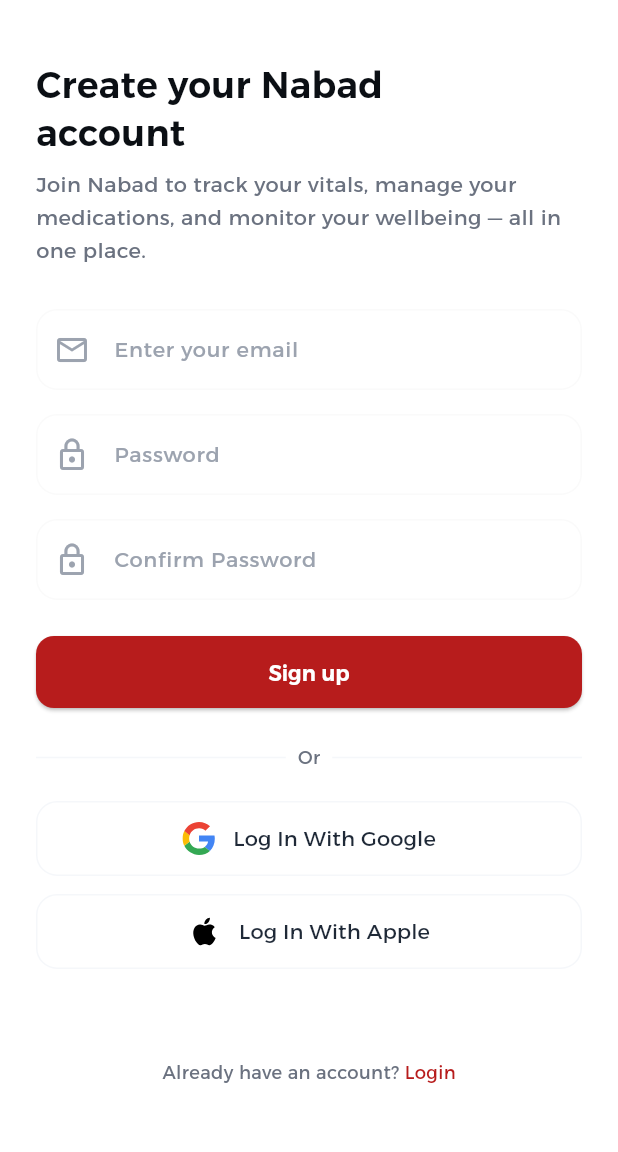
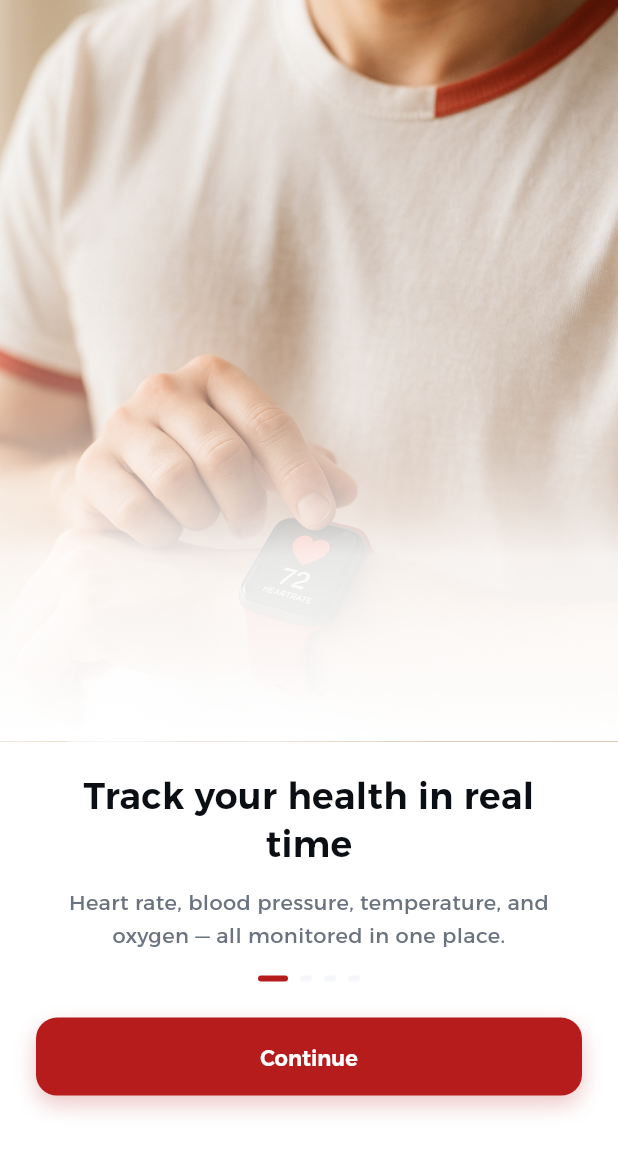
Before and after one commit to karrimJ/Nabad, a Flutter app: the screen it shows after launch, on a phone screen of 412 x 824 dp. Shown: the top 1152 px of the screen. Run offline on Flutter 3.47's test engine with Material 3 defaults, Android fonts, the phone set to English and light mode, and no system bars; our stand-ins replace flutter_svg.

Commit message:
feat: add onboarding screens with gradient, carousel and components

```diff
--- a/mobile/lib/features/auth/presentation/components/auth_button.dart
+++ b/mobile/lib/features/auth/presentation/components/auth_button.dart
@@ -1,6 +1,6 @@
 import 'package:flutter/material.dart';
-import '../../../../../theme/app_colors.dart';
-import '../../../../../theme/app_typography.dart';
+import 'package:mobile/theme/app_colors.dart';
+import 'package:mobile/theme/app_typography.dart';
 
 class AuthButton extends StatelessWidget {
   final String text;
@@ -14,10 +14,29 @@
 
   @override
   Widget build(BuildContext context) {
-    return SizedBox(
+    return Container(
       width: double.infinity,
+      decoration: BoxDecoration(
+        borderRadius: BorderRadius.circular(14),
+        boxShadow: [
+          BoxShadow(
+            color: VitalRed.vitalRed500.withOpacity(0.25),
+            blurRadius: 12,
+            offset: const Offset(0, 6),
+          ),
+        ],
+      ),
       child: ElevatedButton(
         onPressed: onPressed,
+        style: ElevatedButton.styleFrom(
+          backgroundColor: VitalRed.vitalRed500,
+          foregroundColor: Colors.white,
+          elevation: 0,
+          padding: const EdgeInsets.symmetric(vertical: 16),
+          shape: RoundedRectangleBorder(
+            borderRadius: BorderRadius.circular(14),
+          ),
+        ),
         child: Text(
           text,
           style: AppTypography.buttonText.copyWith(color: Colors.white),
--- /dev/null
+++ b/mobile/lib/features/onboarding/presentation/components/onboarding_content.dart
@@ -0,0 +1,84 @@
+import 'package:flutter/material.dart';
+import 'package:mobile/theme/app_colors.dart';
+import 'package:mobile/theme/app_typography.dart';
+import '../../../auth/presentation/components/auth_button.dart';
+
+class OnboardingContent extends StatelessWidget {
+  final String title;
+  final String subtitle;
+  final String buttonText;
+  final VoidCallback onPressed;
+  final int currentIndex;
+
+  const OnboardingContent({
+    super.key,
+    required this.title,
+    required this.subtitle,
+    required this.buttonText,
+    required this.onPressed,
+    required this.currentIndex,
+  });
+
+  @override
+  Widget build(BuildContext context) {
+    return Padding(
+      padding: const EdgeInsets.symmetric(horizontal: 24),
+      child: Column(
+        children: [
+          const SizedBox(height: 20),
+
+          /// TITLE
+          Text(
+            title,
+            textAlign: TextAlign.center,
+            style: AppTypography.headingLarge.copyWith(
+              color: Neutral.neutral900,
+            ),
+          ),
+
+          const SizedBox(height: 12),
+
+          /// SUBTITLE
+          Text(
+            subtitle,
+            textAlign: TextAlign.center,
+            style: AppTypography.bodyMedium.copyWith(
+              color: Neutral.neutral600,
+            ),
+          ),
+
+          const SizedBox(height: 16),
+
+          /// DOTS
+          Row(
+            mainAxisAlignment: MainAxisAlignment.center,
+            children: List.generate(4, (index) {
+              return AnimatedContainer(
+                duration: const Duration(milliseconds: 300),
+                margin: const EdgeInsets.symmetric(horizontal: 4),
+                height: 4,
+                width: currentIndex == index ? 20 : 8,
+                decoration: BoxDecoration(
+                  color: currentIndex == index
+                      ? VitalRed.vitalRed500
+                      : Neutral.neutral300,
+                  borderRadius: BorderRadius.circular(10),
+                ),
+              );
+            }),
+          ),
+
+          const SizedBox(height: 24),
+
+          /// BUTTON (CLOSE TO TEXT)
+          AuthButton(
+            text: buttonText,
+            onPressed: onPressed,
+          ),
+
+          const SizedBox(height: 16),
+        ],
+      ),
+    );
+  }
+}
--- /dev/null
+++ b/mobile/lib/features/onboarding/presentation/components/onboarding_page.dart
@@ -0,0 +1,59 @@
+import 'package:flutter/material.dart';
+import 'package:mobile/theme/app_colors.dart';
+
+class OnboardingPage extends StatelessWidget {
+  final String image;
+  final Widget content;
+
+  const OnboardingPage({
+    super.key,
+    required this.image,
+    required this.content,
+  });
+
+  @override
+  Widget build(BuildContext context) {
+    return Column(
+      children: [
+        /// IMAGE + GRADIENT
+        Expanded(
+          flex: 6,
+          child: Stack(
+            children: [
+              Positioned.fill(
+                child: Image.asset(
+                  image,
+                  fit: BoxFit.cover,
+                ),
+              ),
+
+              /// ✅ SOFT BOTTOM GRADIENT (LIKE FIGMA)
+              Positioned.fill(
+                child: Container(
+                  decoration: BoxDecoration(
+                    gradient: LinearGradient(
+                      begin: Alignment.bottomCenter,
+                      end: Alignment.topCenter,
+                      colors: [
+                        Neutral.neutral100,
+                        Neutral.neutral100.withOpacity(0.9),
+                        Neutral.neutral100.withOpacity(0.0),
+                      ],
+                      stops: const [0.0, 0.25, 0.6],
+                    ),
+                  ),
+                ),
+              ),
+            ],
+          ),
+        ),
+
+        /// CONTENT
+        Expanded(
+          flex: 4,
+          child: content,
+        ),
+      ],
+    );
+  }
+}
--- /dev/null
+++ b/mobile/lib/features/onboarding/presentation/screens/onboarding_screen.dart
@@ -0,0 +1,94 @@
+import 'package:flutter/material.dart';
+import '../components/onboarding_page.dart';
+import '../components/onboarding_content.dart';
+
+class OnboardingScreen extends StatefulWidget {
+  const OnboardingScreen({super.key});
+
+  @override
+  State<OnboardingScreen> createState() => _OnboardingScreenState();
+}
+
+class _OnboardingScreenState extends State<OnboardingScreen> {
+  final PageController controller = PageController();
+  int currentIndex = 0;
+
+  void nextPage() {
+    if (currentIndex < 3) {
+      controller.nextPage(
+        duration: const Duration(milliseconds: 300),
+        curve: Curves.easeInOut,
+      );
+    } else {
+      // TODO: Navigate to Login
+    }
+  }
+
+  @override
+  Widget build(BuildContext context) {
+    return Scaffold(
+      body: PageView(
+        controller: controller,
+        onPageChanged: (index) {
+          setState(() {
+            currentIndex = index;
+          });
+        },
+        children: [
+
+          /// PAGE 1
+          OnboardingPage(
+            image: "assets/images/onboarding1.png",
+            content: OnboardingContent(
+              title: "Track your health in real time",
+              subtitle:
+                  "Heart rate, blood pressure, temperature, and oxygen — all monitored in one place.",
+              buttonText: "Continue",
+              onPressed: nextPage,
+              currentIndex: currentIndex,
+            ),
+          ),
+
+          /// PAGE 2
+          OnboardingPage(
+            image: "assets/images/onboarding2.png",
+            content: OnboardingContent(
+              title: "Never miss a dose again",
+              subtitle:
+                  "Set smart reminders and track your treatment progress easily.",
+              buttonText: "Continue",
+              onPressed: nextPage,
+              currentIndex: currentIndex,
+            ),
+          ),
+
+          /// PAGE 3
+          OnboardingPage(
+            image: "assets/images/onboarding3.png",
+            content: OnboardingContent(
+              title: "See your health progress",
+              subtitle:
+                  "Visualize your daily and weekly improvements with smart insights.",
+              buttonText: "Continue",
+              onPressed: nextPage,
+              currentIndex: currentIndex,
+            ),
+          ),
+
+          /// PAGE 4
+          OnboardingPage(
+            image: "assets/images/onboarding4.png",
+            content: OnboardingContent(
+              title: "Your wellbeing in one touch",
+              subtitle:
+                  "Nabad helps you stay connected to your health, every heartbeat of the way.",
+              buttonText: "Get Started",
+              onPressed: nextPage,
+              currentIndex: currentIndex,
+            ),
+          ),
+        ],
+      ),
+    );
+  }
+}
--- a/mobile/lib/main.dart
+++ b/mobile/lib/main.dart
@@ -1,8 +1,6 @@
 import 'package:flutter/material.dart';
+import 'features/onboarding/presentation/screens/onboarding_screen.dart';
 import 'theme/app_theme.dart';
-import 'features/auth/presentation/screens/register_screen.dart';
-
-
 
 void main() {
   runApp(const NabdApp());
@@ -17,7 +15,7 @@
       debugShowCheckedModeBanner: false,
       title: 'Nabd Thermocare',
       theme: AppTheme.lightTheme,
-     home: RegisterScreen(),
+      home: const OnboardingScreen(),
     );
   }
 }
--- a/mobile/pubspec.yaml
+++ b/mobile/pubspec.yaml
@@ -28,6 +28,7 @@
 
   #  ASSETS (for social icons)
   assets:
+    - assets/images/
     - assets/icons/
     - assets/fonts/
 
```
Also changed, not shown: mobile/assets/images/onboarding1.png (added), mobile/assets/images/onboarding2.png (added), mobile/assets/images/onboarding3.png (added), mobile/assets/images/onboarding4.png (added), mobile/flutter_01.png (added).
